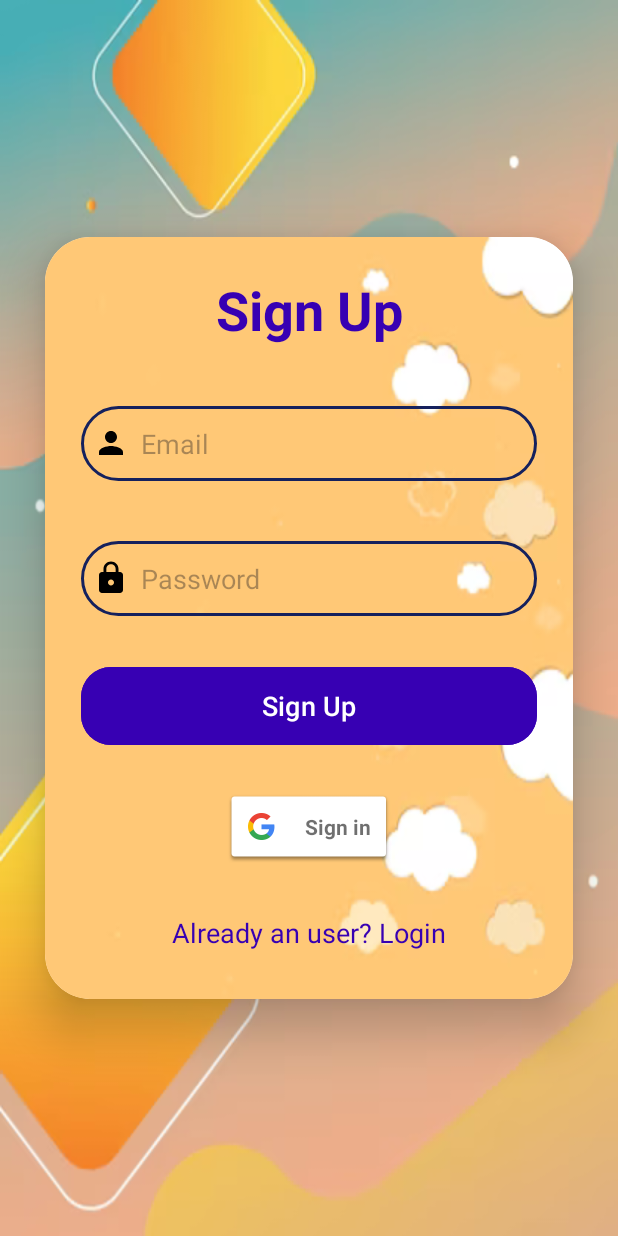
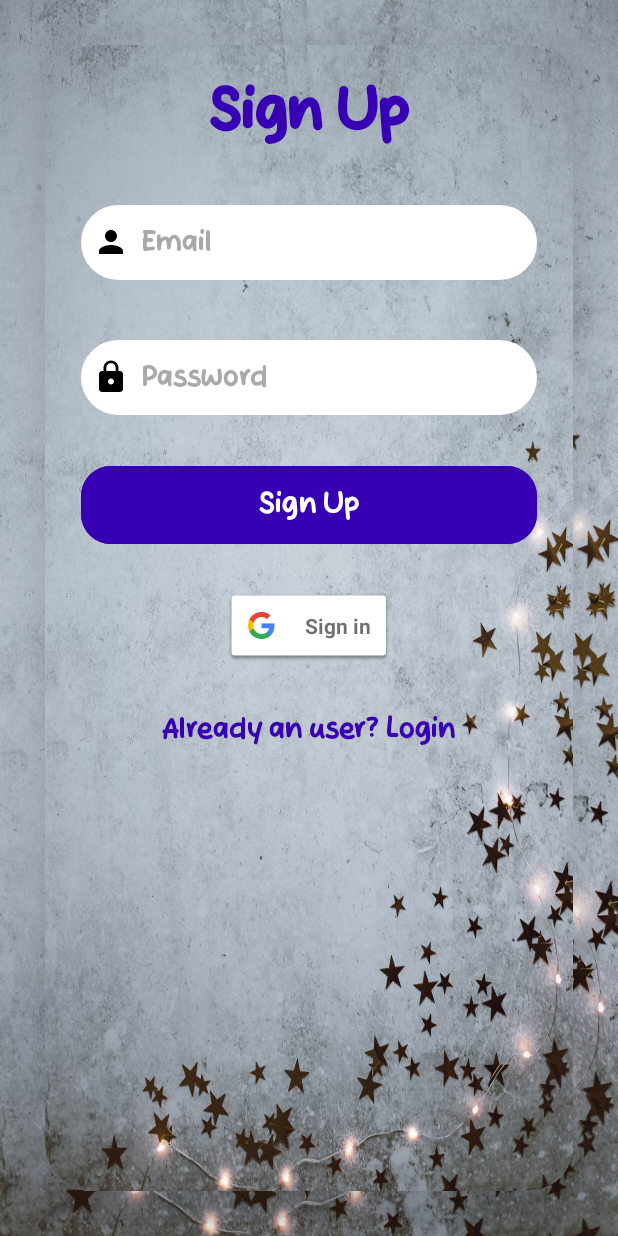
Before and after one commit to Nirvankoo/KIDOOGLE, an Android app: the screen it shows after launch (SignUpActivity), on a phone screen of 412 x 824 dp. Run offline under Robolectric (Android 15) with nearby library versions, the phone set to English and light mode, and no system bars; our stand-ins replace Firebase (no records; nobody signed in at launch, a user with empty details on screens opened directly).

Commit message:
custom_fonts

```diff
--- /dev/null
+++ b/app/src/main/res/drawable/button_background.xml
@@ -0,0 +1,5 @@
+<!-- button_background.xml -->
+<selector xmlns:android="http://schemas.android.com/apk/res/android">
+    <item android:state_enabled="true" android:drawable="@drawable/baseline_mic_24" />
+    <item android:state_enabled="false" android:drawable="@drawable/baseline_mic_24" />
+</selector>
--- a/app/src/main/res/layout/activity_sign_up.xml
+++ b/app/src/main/res/layout/activity_sign_up.xml
@@ -7,7 +7,7 @@
     tools:context=".SignUpActivity"
     android:orientation="vertical"
     android:gravity="center"
-    android:background="@drawable/bg2">
+    android:background="@drawable/new_bg">
 
 
     <androidx.cardview.widget.CardView
@@ -23,7 +23,7 @@
             android:orientation="vertical"
             android:gravity="center_horizontal"
             android:padding="24dp"
-            android:background="@drawable/bg3">
+            android:background="@drawable/new_bg">
 
             <TextView
                 android:layout_width="match_parent"
@@ -32,7 +32,8 @@
                 android:textSize="36sp"
                 android:textAlignment="center"
                 android:textStyle="bold"
-                android:textColor="@color/purple_700"/>
+                android:textColor="@color/purple_700"
+                android:fontFamily="@font/cheflat"/>
 
             <EditText
                 android:layout_width="match_parent"
@@ -44,7 +45,9 @@
                 android:hint="Email"
                 android:drawableLeft="@drawable/baseline_person_24"
                 android:drawablePadding="8dp"
-                android:textColor="@color/black"/>
+                android:textColor="@color/black"
+                android:backgroundTint="@color/white"
+                android:fontFamily="@font/cheflat"/>
 
             <EditText
                 android:layout_width="match_parent"
@@ -57,7 +60,9 @@
                 android:inputType="textPassword"
                 android:drawableLeft="@drawable/baseline_lock_24"
                 android:drawablePadding="8dp"
-                android:textColor="@color/black"/>
+                android:textColor="@color/black"
+                android:backgroundTint="@color/white"
+                android:fontFamily="@font/cheflat"/>
 
             <Button
                 tools:ignore="InvalidId"
@@ -68,7 +73,8 @@
                 android:textSize="18dp"
                 android:layout_marginTop="30dp"
                 android:backgroundTint="@color/purple_700"
-                app:cornerRadius = "20dp"/>
+                app:cornerRadius = "20dp"
+                android:fontFamily="@font/cheflat"/>
 
             <com.google.android.gms.common.SignInButton
                 android:layout_width="wrap_content"
@@ -89,7 +95,8 @@
                 android:padding="8dp"
                 android:layout_marginTop="18sp"
                 android:textColor="@color/purple_700"
-                android:textSize="18sp"/>
+                android:textSize="18sp"
+                android:fontFamily="@font/cheflat"/>
 
 
 
--- a/app/src/main/res/layout/next_question_prompt.xml
+++ b/app/src/main/res/layout/next_question_prompt.xml
@@ -13,7 +13,8 @@
         android:text="Do you ask next question?"
         android:textSize="18sp"
         android:layout_gravity="center"
-        android:textColor="@android:color/black" />
+        android:textColor="@android:color/black"
+        android:fontFamily="@font/cheflat"/>
 
     <LinearLayout
         android:layout_width="match_parent"
@@ -27,6 +28,7 @@
             android:layout_height="wrap_content"
             android:layout_weight="1"
             android:text="Yes"
+            android:fontFamily="@font/cheflat"
             style="?android:attr/buttonBarButtonStyle" />
 
         <Button
@@ -35,6 +37,7 @@
             android:layout_height="wrap_content"
             android:layout_weight="1"
             android:text="No"
+            android:fontFamily="@font/cheflat"
             style="?android:attr/buttonBarButtonStyle" />
 
 
--- a/app/src/main/res/layout/read_answer_dialog.xml
+++ b/app/src/main/res/layout/read_answer_dialog.xml
@@ -12,6 +12,7 @@
         android:layout_height="wrap_content"
         android:text="Do you want to play the response?"
         android:textSize="18sp"
+        android:fontFamily="@font/cheflat"
         android:layout_gravity="center"
         android:textColor="@android:color/black" />
 
@@ -27,6 +28,7 @@
             android:layout_height="wrap_content"
             android:layout_weight="1"
             android:text="Yes"
+            android:fontFamily="@font/cheflat"
             style="?android:attr/buttonBarButtonStyle" />
 
         <Button
@@ -35,6 +37,7 @@
             android:layout_height="wrap_content"
             android:layout_weight="1"
             android:text="No"
+            android:fontFamily="@font/cheflat"
             style="?android:attr/buttonBarButtonStyle" />
 
 
--- a/app/src/main/res/menu/main_menu.xml
+++ b/app/src/main/res/menu/main_menu.xml
@@ -5,12 +5,13 @@
 
     <item
         android:id="@+id/main_menu"
-        android:title="Menu"
+        android:title=""
         app:showAsAction="ifRoom"
         app:itemTextAppearance="@style/MyMenuItemStyle"/>
     <item
         android:id="@+id/main_menu_log_out"
         android:title="Log Out"
         app:showAsAction="never"
+        android:fontFamily="@font/cheflat"
         app:itemTextAppearance="@style/MyMenuItemStyle"/>
 </menu>
```
Also changed, not shown: app/src/main/java/com/nirv/proj1/MainActivity.java (+25 -0 lines), app/src/main/res/font/font1.xml (added, +11 -0 lines), app/src/main/res/layout/activity_login.xml (+12 -7 lines), app/src/main/res/layout/activity_main.xml (+17 -11 lines), app/src/main/res/drawable/new_bg.png (added), app/src/main/res/font/cheflat.ttf (added), app/src/main/res/font/font.otf (added), 1 other file.
